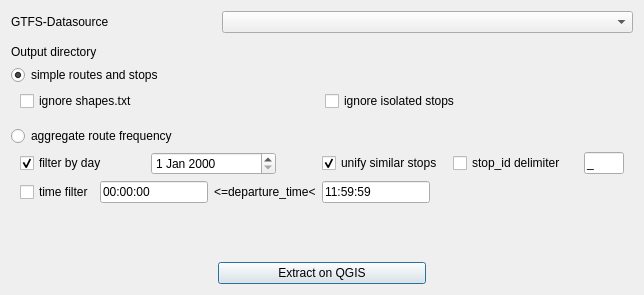
Old version of the form gtfs_go_dialog_base.ui in the repository MIERUNE/GTFS-GO.
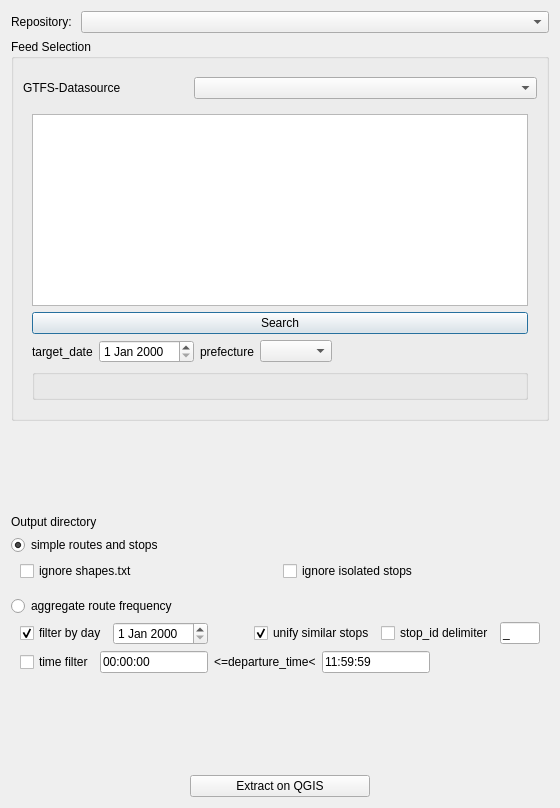
New version of the form. Custom widgets are drawn as their Qt base class.

Commit message: japan dpf ui

Diff of the .ui file:
```diff
--- a/gtfs_go_dialog_base.ui
+++ b/gtfs_go_dialog_base.ui
@@ -6,8 +6,8 @@
    <rect>
     <x>0</x>
     <y>0</y>
-    <width>644</width>
-    <height>295</height>
+    <width>543</width>
+    <height>808</height>
    </rect>
   </property>
   <property name="sizePolicy">
@@ -27,38 +27,182 @@
   </property>
   <layout class="QVBoxLayout" name="verticalLayout_2">
    <item>
-    <layout class="QGridLayout" name="gridLayout">
-     <item row="0" column="0">
-      <widget class="QLabel" name="label_2">
+    <layout class="QHBoxLayout" name="horizontalLayout">
+     <item>
+      <widget class="QLabel" name="label_4">
        <property name="text">
-        <string>GTFS-Datasource</string>
+        <string>Repository: </string>
        </property>
       </widget>
      </item>
-     <item row="2" column="0">
+     <item>
+      <widget class="QComboBox" name="repositoryCombobox">
+       <property name="sizePolicy">
+        <sizepolicy hsizetype="Expanding" vsizetype="Fixed">
+         <horstretch>0</horstretch>
+         <verstretch>0</verstretch>
+        </sizepolicy>
+       </property>
+      </widget>
+     </item>
+    </layout>
+   </item>
+   <item>
+    <widget class="QGroupBox" name="groupBox">
+     <property name="title">
+      <string>Feed Selection</string>
+     </property>
+     <layout class="QVBoxLayout" name="verticalLayout_6">
+      <item>
+       <widget class="QWidget" name="localDataSelectAreaWidget" native="true">
+        <layout class="QVBoxLayout" name="verticalLayout_5">
+         <property name="spacing">
+          <number>0</number>
+         </property>
+         <property name="leftMargin">
+          <number>0</number>
+         </property>
+         <property name="topMargin">
+          <number>9</number>
+         </property>
+         <property name="rightMargin">
+          <number>0</number>
+         </property>
+         <property name="bottomMargin">
+          <number>0</number>
+         </property>
+         <item>
+          <layout class="QGridLayout" name="repositoryLocalLayout">
+           <item row="1" column="1" colspan="2">
+            <widget class="QgsFileWidget" name="zipFileWidget">
+             <property name="enabled">
+              <bool>false</bool>
+             </property>
+             <property name="sizePolicy">
+              <sizepolicy hsizetype="Preferred" vsizetype="Fixed">
+               <horstretch>0</horstretch>
+               <verstretch>0</verstretch>
+              </sizepolicy>
+             </property>
+            </widget>
+           </item>
+           <item row="0" column="0">
+            <widget class="QLabel" name="label_2">
+             <property name="text">
+              <string>GTFS-Datasource</string>
+             </property>
+            </widget>
+           </item>
+           <item row="0" column="1" colspan="2">
+            <widget class="QComboBox" name="comboBox">
+             <property name="sizePolicy">
+              <sizepolicy hsizetype="Expanding" vsizetype="Fixed">
+               <horstretch>0</horstretch>
+               <verstretch>0</verstretch>
+              </sizepolicy>
+             </property>
+             <property name="minimumSize">
+              <size>
+               <width>0</width>
+               <height>20</height>
+              </size>
+             </property>
+            </widget>
+           </item>
+          </layout>
+         </item>
+        </layout>
+       </widget>
+      </item>
+      <item>
+       <widget class="QWidget" name="japanDpfDataSelectAreaWidget" native="true">
+        <layout class="QVBoxLayout" name="verticalLayout_4">
+         <item>
+          <widget class="QTableView" name="japanDpfResultTableView"/>
+         </item>
+         <item>
+          <widget class="QPushButton" name="japanDpfSearchButton">
+           <property name="text">
+            <string>Search</string>
+           </property>
+          </widget>
+         </item>
+         <item>
+          <layout class="QHBoxLayout" name="horizontalLayout_2">
+           <item>
+            <widget class="QLabel" name="label_5">
+             <property name="text">
+              <string>target_date</string>
+             </property>
+            </widget>
+           </item>
+           <item>
+            <widget class="QDateEdit" name="japanDpfTargetDateEdit"/>
+           </item>
+           <item>
+            <widget class="QLabel" name="label_6">
+             <property name="text">
+              <string>prefecture</string>
+             </property>
+            </widget>
+           </item>
+           <item>
+            <widget class="QComboBox" name="japanDpfPrefectureCombobox"/>
+           </item>
+           <item>
+            <spacer name="horizontalSpacer_4">
+             <property name="orientation">
+              <enum>Qt::Horizontal</enum>
+             </property>
+             <property name="sizeHint" stdset="0">
+              <size>
+               <width>40</width>
+               <height>20</height>
+              </size>
+             </property>
+            </spacer>
+           </item>
+          </layout>
+         </item>
+         <item>
+          <widget class="QgsExtentGroupBox" name="japanDpfExtentGroupBox">
+           <property name="scrollOnExpand">
+            <bool>true</bool>
+           </property>
+           <property name="saveCollapsedState">
+            <bool>true</bool>
+           </property>
+          </widget>
+         </item>
+        </layout>
+       </widget>
+      </item>
+     </layout>
+    </widget>
+   </item>
+   <item>
+    <spacer name="verticalSpacer">
+     <property name="orientation">
+      <enum>Qt::Vertical</enum>
+     </property>
+     <property name="sizeHint" stdset="0">
+      <size>
+       <width>20</width>
+       <height>40</height>
+      </size>
+     </property>
+    </spacer>
+   </item>
+   <item>
+    <layout class="QHBoxLayout" name="horizontalLayout_4">
+     <item>
       <widget class="QLabel" name="label">
        <property name="text">
         <string>Output directory</string>
        </property>
       </widget>
      </item>
-     <item row="0" column="1" colspan="2">
-      <widget class="QComboBox" name="comboBox">
-       <property name="sizePolicy">
-        <sizepolicy hsizetype="Expanding" vsizetype="Fixed">
-         <horstretch>0</horstretch>
-         <verstretch>0</verstretch>
-        </sizepolicy>
-       </property>
-       <property name="minimumSize">
-        <size>
-         <width>0</width>
-         <height>20</height>
-        </size>
-       </property>
-      </widget>
-     </item>
-     <item row="2" column="1" colspan="2">
+     <item>
       <widget class="QgsFileWidget" name="outputDirFileWidget">
        <property name="sizePolicy">
         <sizepolicy hsizetype="Preferred" vsizetype="Fixed">
@@ -71,19 +215,6 @@
        </property>
       </widget>
      </item>
-     <item row="1" column="1" colspan="2">
-      <widget class="QgsFileWidget" name="zipFileWidget">
-       <property name="enabled">
-        <bool>false</bool>
-       </property>
-       <property name="sizePolicy">
-        <sizepolicy hsizetype="Preferred" vsizetype="Fixed">
-         <horstretch>0</horstretch>
-         <verstretch>0</verstretch>
-        </sizepolicy>
-       </property>
-      </widget>
-     </item>
     </layout>
    </item>
    <item>
@@ -412,6 +543,18 @@
   </layout>
  </widget>
  <customwidgets>
+  <customwidget>
+   <class>QgsCollapsibleGroupBox</class>
+   <extends>QGroupBox</extends>
+   <header>qgscollapsiblegroupbox.h</header>
+   <container>1</container>
+  </customwidget>
+  <customwidget>
+   <class>QgsExtentGroupBox</class>
+   <extends>QgsCollapsibleGroupBox</extends>
+   <header>qgsextentgroupbox.h</header>
+   <container>1</container>
+  </customwidget>
   <customwidget>
    <class>QgsFileWidget</class>
    <extends>QWidget</extends>
```
Left out of the diff: 1 changed line with no effect on the pictures. The commit also changes 3 other files.
